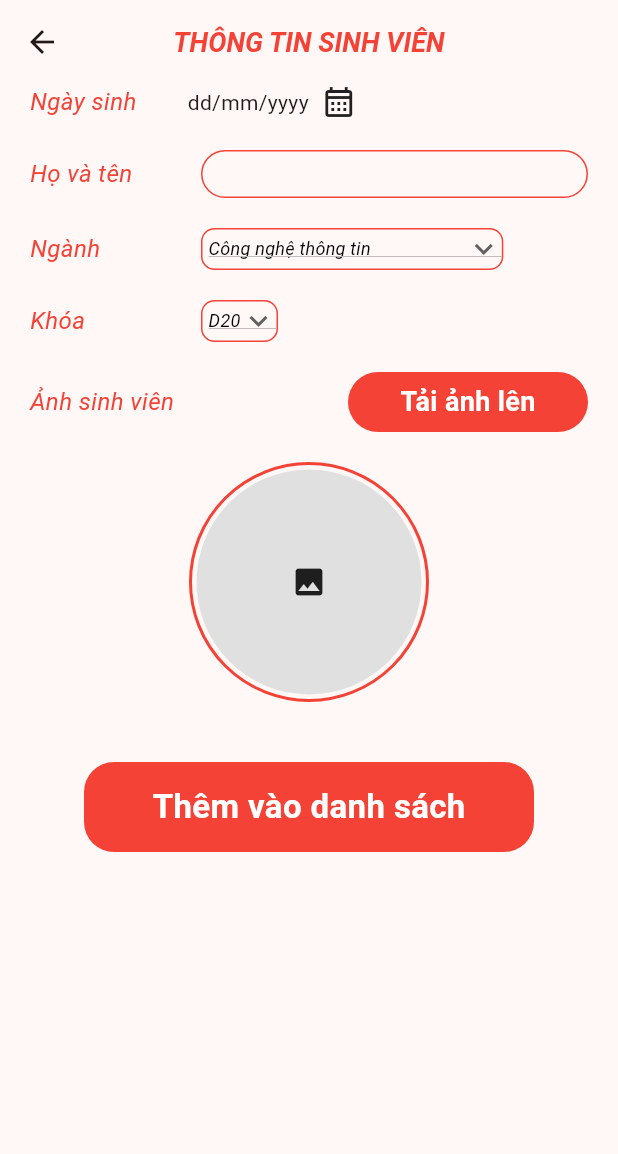
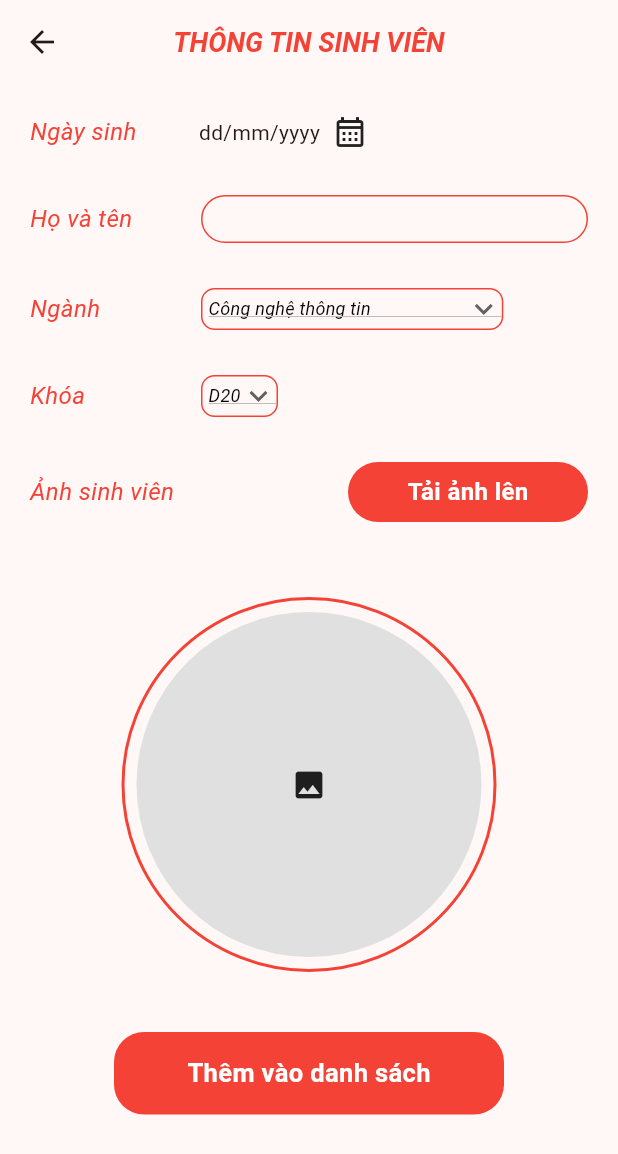
Before and after one commit to piuconal/ptit_flutter, a Flutter app: the screen it shows after launch, after a tap on "Đăng Nhập", after a tap on "Thêm sinh viên", on a phone screen of 412 x 824 dp. Shown: the top 1154 px of the screen. Run offline on Flutter 3.47's test engine with Material 3 defaults, Android fonts, the phone set to English and light mode, and no system bars; our stand-ins replace image_picker; missing offline and left inert: date_picker_plus.

Commit message:
fix fe
fix fe

```diff
--- a/lib/ui/pages/admin_management_page/admin_management_page.dart
+++ b/lib/ui/pages/admin_management_page/admin_management_page.dart
@@ -31,7 +31,8 @@ class _AdminManagementPageState extends State<AdminManagementPage> {
           ),
         ),
       ),
-      body: Column(
+      body: SingleChildScrollView(
+        child: Column(
           crossAxisAlignment: CrossAxisAlignment.center,
           children: [
             SizedBox(
@@ -43,7 +44,7 @@ class _AdminManagementPageState extends State<AdminManagementPage> {
                     "Lọc theo",
                     style: TextStyle(
                       color: Colors.black,
-                    fontSize: 22,
+                      fontSize: 18,
                       fontWeight: FontWeight.bold,
                     ),
                   ),
@@ -77,6 +78,7 @@ class _AdminManagementPageState extends State<AdminManagementPage> {
                   ),
                   child: PrimaryButton(
                       title: title,
+                      fontSize: 16,
                       onTap: () {
                         Navigator.of(context).push(
                           MaterialPageRoute(
@@ -92,6 +94,7 @@ class _AdminManagementPageState extends State<AdminManagementPage> {
             )
           ],
         ),
+      ),
     );
   }
 }
--- a/lib/ui/pages/home_page/home_page.dart
+++ b/lib/ui/pages/home_page/home_page.dart
@@ -18,11 +18,14 @@ class HomePage extends StatelessWidget {
           children: [
             const Text(
               "Chào mừng đến Quản lý sinh viên",
-              style: TextStyle(color: Colors.red, fontSize: 18),
+              style: TextStyle(
+                  color: Colors.red, fontSize: 20, fontStyle: FontStyle.italic),
             ),
             const SizedBox(height: 40),
             PrimaryButton(
               title: "Thêm sinh viên",
+              weight: 250,
+              height: 50,
               onTap: () {
                 Navigator.of(context).push(
                   MaterialPageRoute(
@@ -34,6 +37,8 @@ class HomePage extends StatelessWidget {
             const SizedBox(height: 32),
             PrimaryButton(
               title: "Xem thông tin",
+              weight: 250,
+              height: 50,
               onTap: () {
                 Navigator.of(context).push(
                   MaterialPageRoute(
--- a/lib/ui/pages/login_page/login_page.dart
+++ b/lib/ui/pages/login_page/login_page.dart
@@ -14,41 +14,53 @@ class _LoginPageState extends State<LoginPage> {
   @override
   Widget build(BuildContext context) {
     return Scaffold(
-      body: Padding(
-        padding: const EdgeInsets.all(50),
+      body: SingleChildScrollView(
+        child: Padding(
+          padding: const EdgeInsets.all(20),
           child: Column(
             children: [
+              const SizedBox(
+                height: 120,
+              ),
               Image.asset(
                 AppAssets.imPtitLogo,
-              height: 50,
+                height: 100,
+                width: 90,
+                fit: BoxFit.fill,
               ),
               const SizedBox(height: 50),
-            const Text(
-              "ĐĂNG NHẬP",
-              style: TextStyle(
-                  color: Colors.red, fontSize: 24, fontWeight: FontWeight.bold),
-            ),
+              // const Text(
+              //   "ĐĂNG NHẬP",
+              //   style: TextStyle(
+              //       color: Colors.red,
+              //       fontSize: 24,
+              //       fontWeight: FontWeight.bold),
+              // ),
               const SizedBox(height: 20),
               //trường nhập tên tài khoản
               TextFormField(
                 decoration: InputDecoration(
                   label: const Text("Tài Khoản"),
+                  contentPadding:
+                      const EdgeInsets.only(left: 20.0, top: 20, bottom: 20),
                   enabledBorder: OutlineInputBorder(
                     borderSide: const BorderSide(
-                      width: 3, color: Colors.red), //<-- SEE HERE
+                        width: 2, color: Colors.red), //<-- SEE HERE
                     borderRadius: BorderRadius.circular(50.0),
                   ),
                 ),
               ),
-            const SizedBox(height: 20),
+              const SizedBox(height: 50),
               //trường nhập mật khẩu
               TextFormField(
                 decoration: InputDecoration(
                   fillColor: Colors.grey,
                   label: const Text("Mật khẩu"),
+                  contentPadding:
+                      const EdgeInsets.only(left: 20.0, top: 20, bottom: 20),
                   enabledBorder: OutlineInputBorder(
                     borderSide: const BorderSide(
-                      width: 3, color: Colors.red), //<-- SEE HERE
+                        width: 2, color: Colors.red), //<-- SEE HERE
                     borderRadius: BorderRadius.circular(50.0),
                   ),
                 ),
@@ -65,12 +77,18 @@ class _LoginPageState extends State<LoginPage> {
                     );
                   },
                   title: "Đăng Nhập"),
-            const Spacer(),
+              // const Spacer(),
+              const SizedBox(height: 180),
+
               const Text(
                 "Vũ Trọng Hiếu - 0971110602",
-              style: TextStyle(color: Colors.red, fontSize: 18),
+                style: TextStyle(
+                    color: Colors.red,
+                    fontSize: 18,
+                    fontWeight: FontWeight.bold),
               )
             ],
+          ),
         ),
       ),
     );
--- a/lib/ui/pages/student_info_page/components/avatar_widget.dart
+++ b/lib/ui/pages/student_info_page/components/avatar_widget.dart
@@ -9,22 +9,22 @@ class AvatarWidget extends StatelessWidget {
   @override
   Widget build(BuildContext context) {
     return Container(
-      height: 160,
+      height: 250,
       alignment: Alignment.center,
       decoration: BoxDecoration(
         shape: BoxShape.circle,
         border: Border.all(color: Colors.red, width: 2),
       ),
       child: Container(
-        height: 150,
-        width: 150,
+        height: 230,
+        width: 230,
         decoration:
             BoxDecoration(shape: BoxShape.circle, color: Colors.grey[300]),
         child: imagePath == null
             ? const Icon(Icons.image)
             : ClipRRect(
                 borderRadius: BorderRadius.circular(100),
-                child: Image.file(File(imagePath!),fit:BoxFit.cover),
+                child: Image.file(File(imagePath!), fit: BoxFit.cover),
               ),
       ),
     );
--- a/lib/ui/pages/student_info_page/student_info_page.dart
+++ b/lib/ui/pages/student_info_page/student_info_page.dart
@@ -39,6 +39,9 @@ class _StudentInfoPageState extends State<StudentInfoPage> {
       body: SingleChildScrollView(
         child: Column(
           children: [
+            const SizedBox(
+              height: 20,
+            ),
             Row(
               children: [
                 const SizedBox(width: 20),
@@ -56,8 +59,7 @@ class _StudentInfoPageState extends State<StudentInfoPage> {
                     ),
                   ),
                 ),
-                const SizedBox(width: 16),
-
+                const SizedBox(width: 26),
                 Expanded(
                   //Expanded giúp giãn hết cỡ kích thước nó có thể nhận
                   flex: 3,
@@ -72,7 +74,8 @@ class _StudentInfoPageState extends State<StudentInfoPage> {
                             currentDate: DateTime(2000, 1, 1));
                         log(datex.toString());
                         setState(() {
-                          String formattedDate = DateFormat('dd/MM/yyyy').format(datex??DateTime(2023, 1, 1));
+                          String formattedDate = DateFormat('dd/MM/yyyy')
+                              .format(datex ?? DateTime(2023, 1, 1));
                           date = formattedDate;
                         });
                       },
@@ -90,7 +93,7 @@ class _StudentInfoPageState extends State<StudentInfoPage> {
                 const SizedBox(width: 20),
               ],
             ),
-            const SizedBox(height: 20),
+            const SizedBox(height: 30),
             Row(
               children: [
                 const SizedBox(width: 20),
@@ -132,7 +135,7 @@ class _StudentInfoPageState extends State<StudentInfoPage> {
                 const SizedBox(width: 20),
               ],
             ),
-            const SizedBox(height: 20),
+            const SizedBox(height: 30),
             Row(
               children: [
                 const SizedBox(width: 20),
@@ -169,7 +172,7 @@ class _StudentInfoPageState extends State<StudentInfoPage> {
                 const SizedBox(width: 20),
               ],
             ),
-            const SizedBox(height: 20),
+            const SizedBox(height: 30),
             Row(
               children: [
                 const SizedBox(width: 20),
@@ -206,7 +209,7 @@ class _StudentInfoPageState extends State<StudentInfoPage> {
                 const SizedBox(width: 20),
               ],
             ),
-            const SizedBox(height: 20),
+            const SizedBox(height: 30),
             Row(
               children: [
                 const SizedBox(width: 20),
@@ -224,6 +227,7 @@ class _StudentInfoPageState extends State<StudentInfoPage> {
                 const Spacer(),
                 PrimaryButton(
                     title: "Tải ảnh lên",
+                    fontSize: 16,
                     onTap: () async {
                       final ImagePicker picker = ImagePicker();
                       final response =
@@ -239,13 +243,13 @@ class _StudentInfoPageState extends State<StudentInfoPage> {
                 const SizedBox(width: 20),
               ],
             ),
-            const SizedBox(height: 20),
+            const SizedBox(height: 50),
             AvatarWidget(imagePath: imagePath),
             const SizedBox(height: 40),
             PrimaryButton(
-                weight: 300,
-                height: 60,
-                fontSize: 22,
+                weight: 260,
+                height: 55,
+                fontSize: 17,
                 title: "Thêm vào danh sách",
                 onTap: () {})
           ],
--- a/lib/ui/pages/student_list_page/student_list_page.dart
+++ b/lib/ui/pages/student_list_page/student_list_page.dart
@@ -30,7 +30,8 @@ class _StudentListPageState extends State<StudentListPage> {
               fontWeight: FontWeight.bold),
         ),
       ),
-      body: Padding(
+      body: SingleChildScrollView(
+        child: Padding(
           padding: const EdgeInsets.all(20),
           child: Column(
             children: [
@@ -59,7 +60,8 @@ class _StudentListPageState extends State<StudentListPage> {
                       child: const TextField(
                         decoration: InputDecoration(
                           hintText: 'Tìm kiếm theo tên/mã/ngành',
-                        contentPadding: EdgeInsets.symmetric(horizontal: 20.0),
+                          contentPadding:
+                              EdgeInsets.symmetric(horizontal: 20.0),
                           border: InputBorder.none,
                         ),
                       ),
@@ -89,7 +91,6 @@ class _StudentListPageState extends State<StudentListPage> {
                       const Expanded(
                         flex: 2,
                         child: Align(
-
                           alignment: Alignment.center,
                           child: Text(
                             "Họ và tên",
@@ -187,6 +188,7 @@ class _StudentListPageState extends State<StudentListPage> {
             ],
           ),
         ),
+      ),
     );
   }
 }
--- a/lib/ui/widgets/primary_button.dart
+++ b/lib/ui/widgets/primary_button.dart
@@ -7,7 +7,7 @@ class PrimaryButton extends StatelessWidget {
     this.height = 40,
     this.weight = 160,
     required this.onTap,
-    this.fontSize = 18,
+    this.fontSize = 18, this.borderRadius=20,
   });
 
   final double? height;
@@ -15,6 +15,7 @@ class PrimaryButton extends StatelessWidget {
   final Function() onTap;
   final String title;
   final double? fontSize;
+  final double? borderRadius;
 
   @override
   Widget build(BuildContext context) {
@@ -25,7 +26,7 @@ class PrimaryButton extends StatelessWidget {
         width: weight,
         alignment: Alignment.center,
         decoration: BoxDecoration(
-            borderRadius: BorderRadius.circular(20), color: Colors.red),
+            borderRadius: BorderRadius.circular(borderRadius!), color: Colors.red),
         child: Text(
           title,
           style:  TextStyle(
```
Lines whose indentation alone changed are shown as unchanged.
